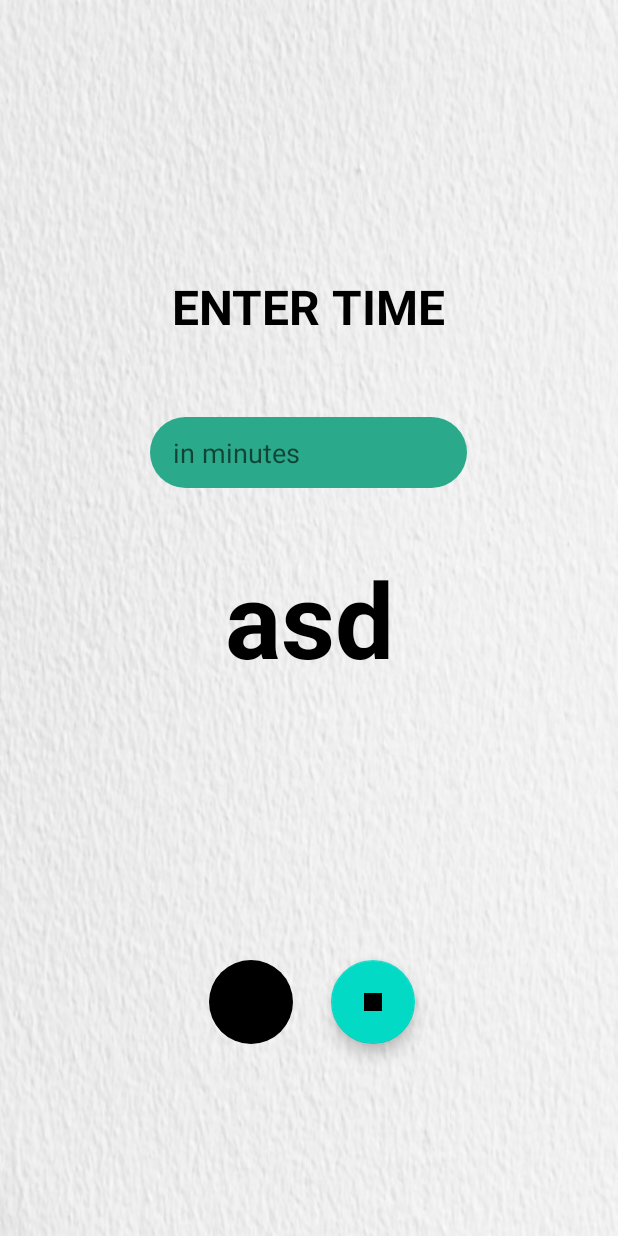
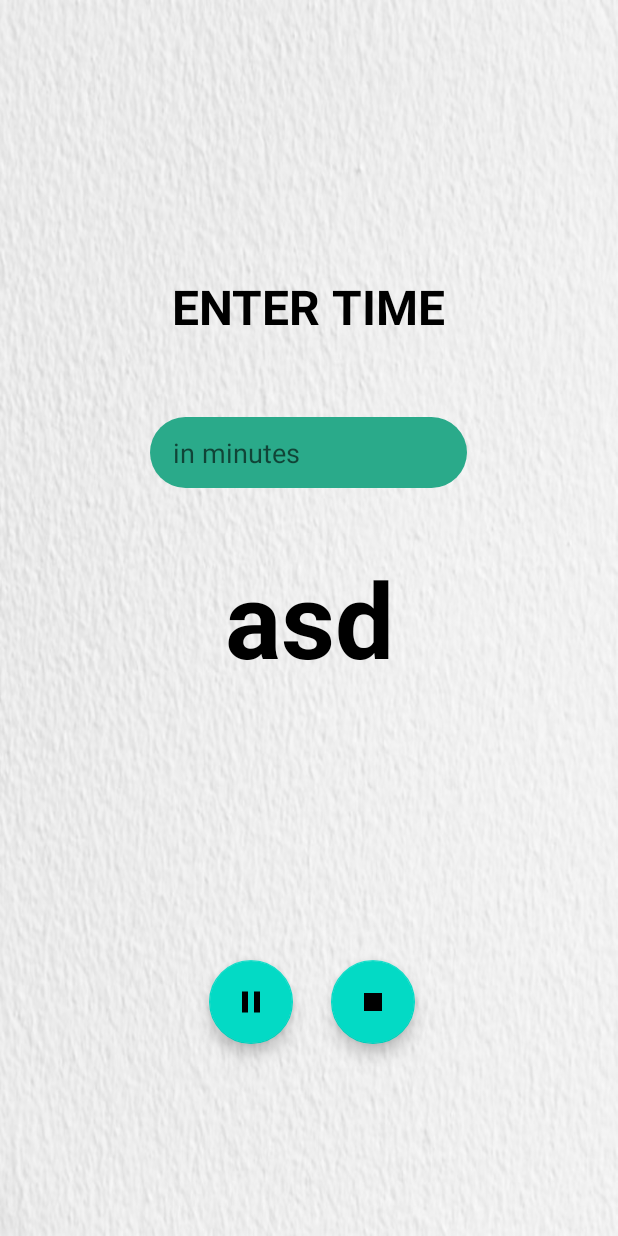
Before and after one commit to sanyam12/Veza, an Android app: the Timer screen opened directly, with no data from a screen before it, after a tap on an icon or button, on a phone screen of 412 x 824 dp. Run offline under Robolectric (Android 15) with nearby library versions, the phone set to English and light mode, and no system bars; 1 statement that could not run was skipped; 2 other taps on this screen came first.

Commit message:
pause button color corrected

```diff
--- a/app/src/main/res/layout/activity_timer.xml
+++ b/app/src/main/res/layout/activity_timer.xml
@@ -85,7 +85,6 @@
         android:layout_height="wrap_content"
         android:layout_marginBottom="128dp"
         android:clickable="true"
-        android:theme="@style/jungle_green"
         app:layout_constraintBottom_toBottomOf="parent"
         app:layout_constraintEnd_toEndOf="parent"
         app:layout_constraintHorizontal_bias="0.391"
```
